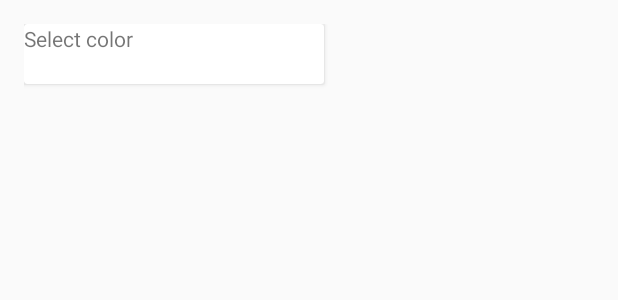
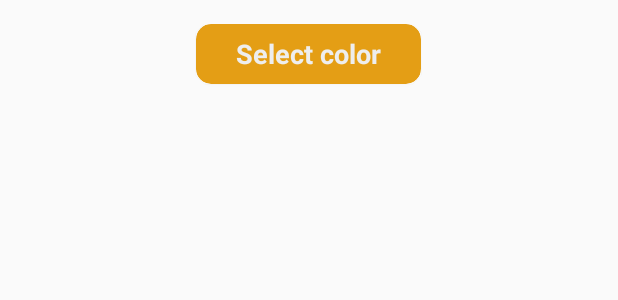
Before and after one commit to ga-adi-macaron/firebase-lab, an Android app: the layout activity_main.xml on its own in the app's theme, with its tools: preview values and no code run, on a phone screen of 412 x 824 dp. Shown: the top 300 px of the screen. Run offline under Robolectric (Android 15) with nearby library versions, the phone set to English and light mode, and no system bars.

Commit message:
did some stuff

```diff
--- a/ScottAndKennyFirebaseLab/app/src/main/res/layout/activity_main.xml
+++ b/ScottAndKennyFirebaseLab/app/src/main/res/layout/activity_main.xml
@@ -2,6 +2,7 @@
 <RelativeLayout
     xmlns:android="http://schemas.android.com/apk/res/android"
     xmlns:tools="http://schemas.android.com/tools"
+    xmlns:app="http://schemas.android.com/apk/res-auto"
     android:id="@+id/activity_main"
     android:layout_width="match_parent"
     android:layout_height="match_parent"
@@ -12,15 +13,26 @@
     tools:context="com.korbkenny.scottandkennyfirebaselab.MainActivity">
 
     <android.support.v7.widget.CardView
-        android:layout_width="200dp"
+        android:id="@+id/select_color_button"
+        android:layout_centerHorizontal="true"
+        android:layout_marginBottom="16dp"
+        android:backgroundTint="@color/colorAccent"
+        app:cardCornerRadius="10dp"
+        android:layout_width="150dp"
         android:layout_height="40dp">
         <TextView
             android:layout_width="wrap_content"
             android:layout_height="wrap_content"
+            android:layout_gravity="center"
+            android:textSize="18sp"
+            android:textColor="#eee"
+            android:textStyle="bold"
             android:text="Select color"/>
     </android.support.v7.widget.CardView>
 
     <android.support.v7.widget.RecyclerView
+        android:id="@+id/chatroom_recycler"
+        android:layout_below="@id/select_color_button"
         android:layout_width="match_parent"
         android:layout_height="wrap_content"/>
 
--- a/ScottAndKennyFirebaseLab/app/src/main/res/values/colors.xml
+++ b/ScottAndKennyFirebaseLab/app/src/main/res/values/colors.xml
@@ -1,6 +1,6 @@
 <?xml version="1.0" encoding="utf-8"?>
 <resources>
-    <color name="colorPrimary">#3F51B5</color>
-    <color name="colorPrimaryDark">#303F9F</color>
-    <color name="colorAccent">#FF4081</color>
+    <color name="colorPrimary">#605ed2</color>
+    <color name="colorPrimaryDark">#4e4dae</color>
+    <color name="colorAccent">#e49e15</color>
 </resources>
```
Also changed, not shown: ScottAndKennyFirebaseLab/app/src/main/java/com/korbkenny/scottandkennyfirebaselab/ChatActivity.java (+3 -4 lines), ScottAndKennyFirebaseLab/app/src/main/java/com/korbkenny/scottandkennyfirebaselab/Chatroom.java (added, +25 -0 lines), ScottAndKennyFirebaseLab/app/src/main/java/com/korbkenny/scottandkennyfirebaselab/MainActivity.java (+135 -1 lines), ScottAndKennyFirebaseLab/app/src/main/res/layout/color_dialog.xml (added, +51 -0 lines).
